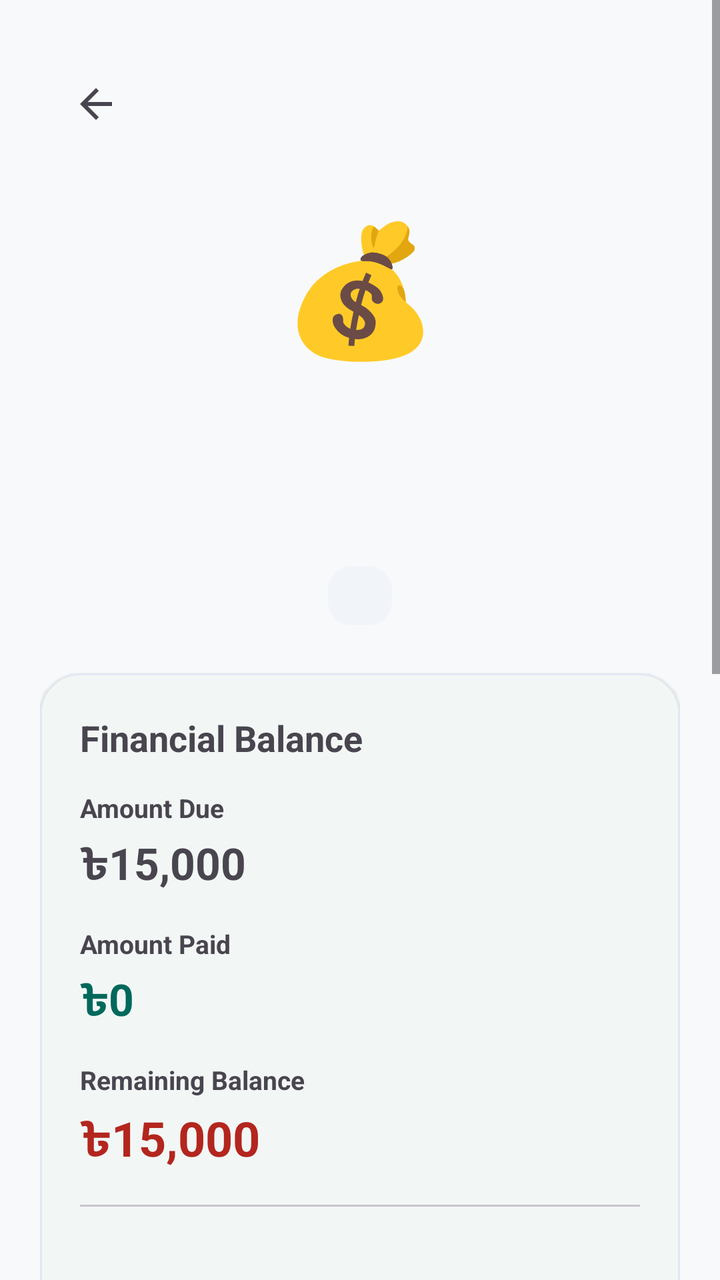
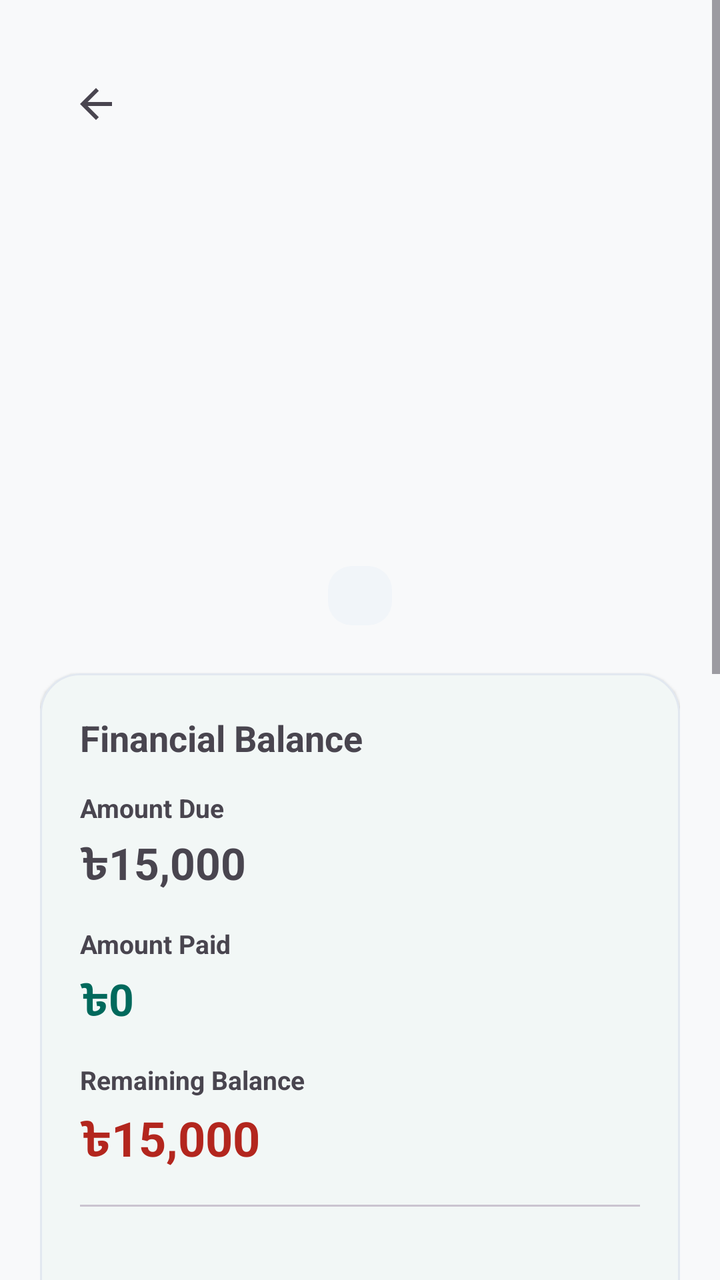

Before-and-after screenshots of an Android layout around one commit, followed by the original layout XML and the change that was made.
<!-- AndroidManifest.xml: application theme Theme.RobHouseRental -->
<!-- res/layout/activity_rent_details.xml -->
<?xml version="1.0" encoding="utf-8"?>
<ScrollView
    xmlns:android="http://schemas.android.com/apk/res/android"
    xmlns:app="http://schemas.android.com/apk/res-auto"
    android:layout_width="match_parent"
    android:layout_height="match_parent"
    android:fitsSystemWindows="true"
    android:fillViewport="true">

    <LinearLayout
        android:layout_width="match_parent"
        android:layout_height="wrap_content"
        android:orientation="vertical"
        android:padding="20dp">

        
        <com.google.android.material.appbar.MaterialToolbar
            android:id="@+id/toolbarRentDetails"
            android:layout_width="match_parent"
            android:layout_height="?attr/actionBarSize"
            android:title="@string/rent_details_title"
            app:navigationIcon="@drawable/ic_arrow_back" />

        
        <TextView
            android:layout_width="match_parent"
            android:layout_height="wrap_content"
            android:layout_marginTop="16dp"
            android:gravity="center"
            android:text="💰"
            android:textSize="64sp" />

        <TextView
            android:id="@+id/tvRentDetailsTenantName"
            android:layout_width="match_parent"
            android:layout_height="wrap_content"
            android:layout_marginTop="8dp"
            android:gravity="center"
            
            android:textSize="26sp"
            android:textStyle="bold" />

        <TextView
            android:id="@+id/tvRentDetailsPropertyUnit"
            android:layout_width="match_parent"
            android:layout_height="wrap_content"
            android:layout_marginTop="4dp"
            android:gravity="center"
            
            android:textSize="16sp" />

        <TextView
            android:id="@+id/tvRentDetailsBillingMonth"
            android:layout_width="match_parent"
            android:layout_height="wrap_content"
            android:layout_marginTop="2dp"
            android:gravity="center"
            
            android:textSize="14sp" />

        <TextView
            android:id="@+id/tvRentDetailsStatusBadge"
            android:layout_width="wrap_content"
            android:layout_height="wrap_content"
            android:layout_gravity="center_horizontal"
            android:layout_marginTop="8dp"
            android:background="@drawable/bg_status_badge"
            android:paddingHorizontal="16dp"
            android:paddingVertical="6dp"
            
            android:textSize="13sp"
            android:textStyle="bold" />

        
        <com.google.android.material.card.MaterialCardView
            android:layout_width="match_parent"
            android:layout_height="wrap_content"
            android:layout_marginTop="24dp"
            app:cardCornerRadius="20dp"
            app:cardElevation="1dp"
            app:strokeWidth="1dp">

            <LinearLayout
                android:layout_width="match_parent"
                android:layout_height="wrap_content"
                android:orientation="vertical"
                android:padding="20dp">

                <TextView
                    android:layout_width="match_parent"
                    android:layout_height="wrap_content"
                    android:text="@string/financial_balance"
                    android:textSize="18sp"
                    android:textStyle="bold" />

                
                <TextView
                    android:layout_width="match_parent"
                    android:layout_height="wrap_content"
                    android:layout_marginTop="14dp"
                    android:text="@string/amount_due"
                    android:textSize="13sp"
                    android:textStyle="bold" />

                <TextView
                    android:id="@+id/tvRentDetailsDue"
                    android:layout_width="match_parent"
                    android:layout_height="wrap_content"
                    android:layout_marginTop="4dp"
                    android:text="৳15,000"
                    android:textSize="22sp"
                    android:textStyle="bold" />

                
                <TextView
                    android:layout_width="match_parent"
                    android:layout_height="wrap_content"
                    android:layout_marginTop="14dp"
                    android:text="@string/amount_paid"
                    android:textSize="13sp"
                    android:textStyle="bold" />

                <TextView
                    android:id="@+id/tvRentDetailsPaid"
                    android:layout_width="match_parent"
                    android:layout_height="wrap_content"
                    android:layout_marginTop="4dp"
                    android:text="৳0"
                    android:textColor="?attr/colorPrimary"
                    android:textSize="22sp"
                    android:textStyle="bold" />

                
                <TextView
                    android:layout_width="match_parent"
                    android:layout_height="wrap_content"
                    android:layout_marginTop="14dp"
                    android:text="@string/remaining_balance"
                    android:textSize="13sp"
                    android:textStyle="bold" />

                <TextView
                    android:id="@+id/tvRentDetailsRemaining"
                    android:layout_width="match_parent"
                    android:layout_height="wrap_content"
                    android:layout_marginTop="4dp"
                    android:text="৳15,000"
                    android:textColor="?attr/colorError"
                    android:textSize="24sp"
                    android:textStyle="bold" />

                <View
                    android:layout_width="match_parent"
                    android:layout_height="1dp"
                    android:layout_marginVertical="14dp"
                    android:background="?attr/colorOutlineVariant" />

                
                <TextView
                    android:id="@+id/tvRentDetailsDueDate"
                    android:layout_width="match_parent"
                    android:layout_height="wrap_content"
                    
                    android:textSize="14sp" />

                <TextView
                    android:id="@+id/tvRentDetailsLastPayment"
                    android:layout_width="match_parent"
                    android:layout_height="wrap_content"
                    android:layout_marginTop="4dp"
                    
                    android:textSize="14sp" />

                <TextView
                    android:id="@+id/tvRentDetailsNotes"
                    android:layout_width="match_parent"
                    android:layout_height="wrap_content"
                    android:layout_marginTop="4dp"
                    
                    android:textSize="14sp" />

            </LinearLayout>

        </com.google.android.material.card.MaterialCardView>

        
        <com.google.android.material.card.MaterialCardView
            android:layout_width="match_parent"
            android:layout_height="wrap_content"
            android:layout_marginTop="20dp"
            app:cardCornerRadius="20dp"
            app:cardElevation="1dp"
            app:strokeWidth="1dp">

            <LinearLayout
                android:layout_width="match_parent"
                android:layout_height="wrap_content"
                android:orientation="vertical"
                android:padding="20dp">

                <LinearLayout
                    android:layout_width="match_parent"
                    android:layout_height="wrap_content"
                    android:gravity="center_vertical"
                    android:orientation="horizontal">

                    <TextView
                        android:layout_width="0dp"
                        android:layout_height="wrap_content"
                        android:layout_weight="1"
                        android:text="@string/payment_history"
                        android:textSize="18sp"
                        android:textStyle="bold" />

                    <TextView
                        android:id="@+id/tvPaymentCount"
                        android:layout_width="wrap_content"
                        android:layout_height="wrap_content"
                        android:text="0"
                        android:textSize="18sp"
                        android:textStyle="bold" />

                </LinearLayout>

                
                <TextView
                    android:id="@+id/tvNoPayments"
                    android:layout_width="match_parent"
                    android:layout_height="wrap_content"
                    android:layout_marginTop="12dp"
                    android:gravity="center"
                    android:text="@string/no_payments_yet"
                    android:textSize="15sp" />

                
                <androidx.recyclerview.widget.RecyclerView
                    android:id="@+id/recyclerPayments"
                    android:layout_width="match_parent"
                    android:layout_height="wrap_content"
                    android:layout_marginTop="12dp"
                    android:nestedScrollingEnabled="false" />

            </LinearLayout>

        </com.google.android.material.card.MaterialCardView>

        
        <com.google.android.material.button.MaterialButton
            android:id="@+id/btnRecordPayment"
            android:layout_width="match_parent"
            android:layout_height="wrap_content"
            android:layout_marginTop="24dp"
            android:minHeight="56dp"
            android:text="@string/record_payment"
            android:textSize="17sp"
            app:cornerRadius="16dp" />

        <com.google.android.material.button.MaterialButton
            android:id="@+id/btnGenerateReceipt"
            style="@style/Widget.Material3.Button.TonalButton"
            android:layout_width="match_parent"
            android:layout_height="wrap_content"
            android:layout_marginTop="12dp"
            android:minHeight="56dp"
            android:text="@string/action_generate_receipt"
            android:textSize="16sp"
            app:cornerRadius="16dp" />

        <com.google.android.material.button.MaterialButton
            android:id="@+id/btnSendReminder"
            style="@style/Widget.Material3.Button.TonalButton"
            android:layout_width="match_parent"
            android:layout_height="wrap_content"
            android:layout_marginTop="8dp"
            android:minHeight="56dp"
            android:text="@string/action_send_reminder"
            android:textSize="16sp"
            app:cornerRadius="16dp" />

        <com.google.android.material.button.MaterialButton
            android:id="@+id/btnEditRent"
            style="@style/Widget.Material3.Button.OutlinedButton"
            android:layout_width="match_parent"
            android:layout_height="wrap_content"
            android:layout_marginTop="12dp"
            android:minHeight="56dp"
            android:text="@string/edit_rent"
            android:textSize="17sp"
            app:cornerRadius="16dp" />

        <com.google.android.material.button.MaterialButton
            android:id="@+id/btnWaiveRent"
            style="@style/Widget.Material3.Button.TextButton"
            android:layout_width="match_parent"
            android:layout_height="wrap_content"
            android:layout_marginTop="8dp"
            android:minHeight="52dp"
            android:text="@string/waive_rent"
            android:textColor="?attr/colorError"
            android:textSize="16sp" />

        <Space
            android:layout_width="match_parent"
            android:layout_height="24dp" />

    </LinearLayout>

</ScrollView>
<!-- resources referenced by this layout -->
<resources>
  <!-- drawable bg_status_badge (drawable) -->
  <?xml version="1.0" encoding="utf-8"?>
  <shape xmlns:android="http://schemas.android.com/apk/res/android"
      android:shape="rectangle">
      <corners android:radius="12dp" />
      <solid android:color="@color/md_theme_surfaceVariant" />
  </shape>
  <!-- drawable ic_arrow_back (drawable) -->
  <vector xmlns:android="http://schemas.android.com/apk/res/android"
      android:width="24dp"
      android:height="24dp"
      android:viewportWidth="24"
      android:viewportHeight="24"
      android:tint="?attr/colorControlNormal">
    <path
        android:fillColor="#FF000000"
        android:pathData="M20,11H7.83l5.59,-5.59L12,4l-8,8 8,8 1.41,-1.41L7.83,13H20v-2z"/>
  </vector>
  <string name="action_generate_receipt">Generate Receipt / Invoice</string>
  <string name="action_send_reminder">Send Payment Reminder</string>
  <string name="amount_due">Amount Due</string>
  <string name="amount_paid">Amount Paid</string>
  <string name="edit_rent">Edit Rent</string>
  <string name="financial_balance">Financial Balance</string>
  <string name="no_payments_yet">No payments recorded yet.</string>
  <string name="payment_history">Payment History</string>
  <string name="record_payment">Record Payment</string>
  <string name="remaining_balance">Remaining Balance</string>
  <string name="rent_details_title">Rent Details</string>
  <string name="waive_rent">Waive Rent</string>
  <style name="Theme.RobHouseRental" parent="Base.Theme.RobHouseRental" />
  <color name="md_theme_surfaceVariant">#F1F5F9</color>
  <color name="md_theme_primary">#00695C</color>
  <color name="md_theme_onPrimary">#FFFFFF</color>
  <color name="md_theme_primaryContainer">#E0F2F1</color>
  <color name="md_theme_onPrimaryContainer">#00201A</color>
  <color name="md_theme_secondary">#1565C0</color>
  <color name="md_theme_onSecondary">#FFFFFF</color>
  <color name="md_theme_secondaryContainer">#E3F2FD</color>
  <color name="md_theme_onSecondaryContainer">#001D36</color>
  <color name="md_theme_tertiary">#6D4C41</color>
  <color name="md_theme_onTertiary">#FFFFFF</color>
  <color name="md_theme_tertiaryContainer">#EFEBE9</color>
  <color name="md_theme_onTertiaryContainer">#25150F</color>
  <color name="md_theme_background">#F8F9FA</color>
  <color name="md_theme_onBackground">#191C1D</color>
  <color name="md_theme_surface">#FFFFFF</color>
  <color name="md_theme_onSurface">#191C1D</color>
  <color name="md_theme_onSurfaceVariant">#475569</color>
  <color name="md_theme_outline">#CBD5E1</color>
  <style name="Widget.App.CardView" parent="Widget.Material3.CardView.Elevated">
          <item name="cardCornerRadius">16dp</item>
          <item name="cardElevation">1dp</item>
          <item name="strokeWidth">1dp</item>
          <item name="strokeColor">@color/md_theme_outlineVariant</item>
          <item name="cardBackgroundColor">@color/md_theme_surface</item>
      </style>
  <color name="md_theme_outlineVariant">#E2E8F0</color>
  <!-- unchanged entries left out for length: 1 -->
</resources>

<!-- the commit's change to res/layout/activity_rent_details.xml (unified diff, before → after) -->
@@ -27,7 +27,7 @@
             android:layout_height="wrap_content"
             android:layout_marginTop="16dp"
             android:gravity="center"
-            android:text="💰"
+            android:text=""
             android:textSize="64sp" />
 
         <TextView
